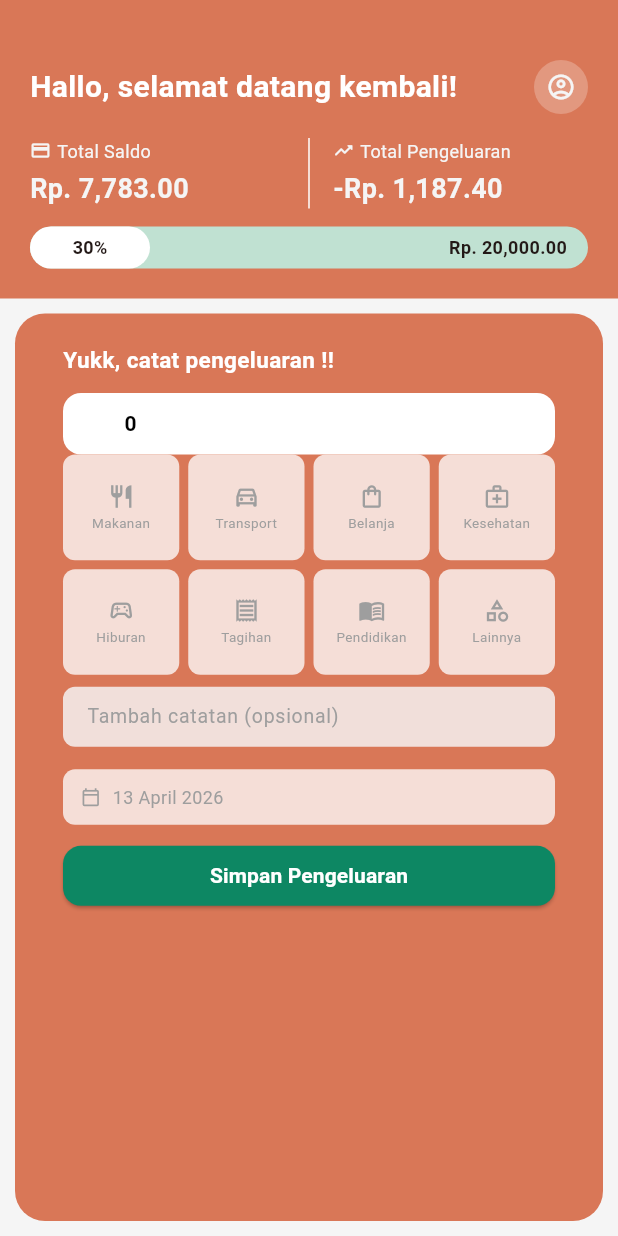
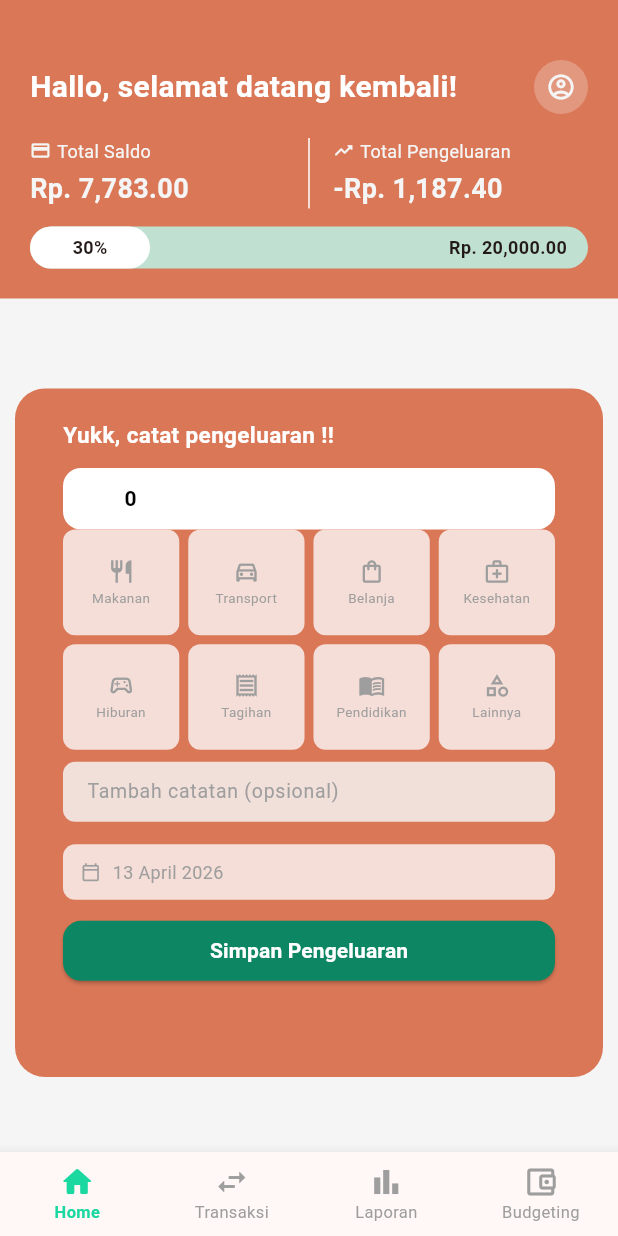
Before and after one commit to Endraagustino22/pencatatan-keuangan-app, a Flutter app: the screen it shows after launch, on a phone screen of 412 x 824 dp. Run offline on Flutter 3.47's test engine with Material 3 defaults, Android fonts, the light colour scheme and no system bars.

Commit message:
feat: add MainScreen dengan bottom navigation

```diff
--- a/lib/main.dart
+++ b/lib/main.dart
@@ -1,4 +1,5 @@
 import 'package:flutter/material.dart';
+import 'package:pencatatan_keuangan_app/screen/main_screen.dart';
 import 'screen/dashboard/dashboard_screen.dart';
 import 'package:intl/date_symbol_data_local.dart'; // 👈 tambah ini
 
@@ -20,7 +21,7 @@ class MyApp extends StatelessWidget {
         colorScheme: ColorScheme.fromSeed(seedColor: const Color(0xFFD97757)),
         scaffoldBackgroundColor: const Color(0xFFF5F5F5),
       ),
-      home: const DashboardScreen(),
+      home: const MainScreen( dashboardScreen: DashboardScreen()),
     );
   }
 }
--- a/lib/screen/dashboard/dashboard_screen.dart
+++ b/lib/screen/dashboard/dashboard_screen.dart
@@ -18,7 +18,6 @@ class _DashboardScreenState extends State<DashboardScreen> {
           const SaldoSummaryWidget(),
           SizedBox(height: 10),
           Expanded(child: const InputPengeluaranWidget()),
-          SizedBox(height: 10),
         ],
       ),
     );
--- a/lib/screen/dashboard/widget/input_pengeluaran.dart
+++ b/lib/screen/dashboard/widget/input_pengeluaran.dart
@@ -76,7 +76,7 @@ class _InputPengeluaranWidgetState extends State<InputPengeluaranWidget> {
           color: const Color(0xFFD97757),
           borderRadius: const BorderRadius.all(Radius.circular(20)),
         ),
-        margin: const EdgeInsets.symmetric(horizontal: 10),
+        margin: const EdgeInsets.symmetric(horizontal: 10, vertical: 50),
         child: SingleChildScrollView(
           padding: const EdgeInsets.all(20),
           child: Column(
--- /dev/null
+++ b/lib/screen/main_screen.dart
@@ -0,0 +1,93 @@
+import 'package:flutter/material.dart';
+
+class MainScreen extends StatefulWidget {
+  final Widget dashboardScreen;
+
+  const MainScreen({
+    super.key,
+    required this.dashboardScreen,
+  });
+
+  @override
+  State<MainScreen> createState() => _MainScreenState();
+}
+
+class _MainScreenState extends State<MainScreen> {
+  int _currentIndex = 0;
+
+  late final List<Widget> _screens;
+
+  @override
+  void initState() {
+    super.initState();
+    _screens = [
+      widget.dashboardScreen,
+      const TransaksiScreen(),
+      const LaporanScreen(),
+      const BudgetingScreen(),
+    ];
+  }
+
+  @override
+  Widget build(BuildContext context) {
+    return Scaffold(
+      body: _screens[_currentIndex],
+      bottomNavigationBar: BottomNavigationBar(
+        currentIndex: _currentIndex,
+        onTap: (index) => setState(() => _currentIndex = index),
+        type: BottomNavigationBarType.fixed,
+        selectedItemColor: const Color(0xFF1AD8A0),
+        unselectedItemColor: Colors.grey,
+        selectedLabelStyle: const TextStyle(
+          fontSize: 11,
+          fontWeight: FontWeight.w600,
+        ),
+        unselectedLabelStyle: const TextStyle(fontSize: 11),
+        items: const [
+          BottomNavigationBarItem(
+            icon: Icon(Icons.home_outlined),
+            activeIcon: Icon(Icons.home_rounded),
+            label: 'Home',
+          ),
+          BottomNavigationBarItem(
+            icon: Icon(Icons.swap_horiz_outlined),
+            activeIcon: Icon(Icons.swap_horiz_rounded),
+            label: 'Transaksi',
+          ),
+          BottomNavigationBarItem(
+            icon: Icon(Icons.bar_chart_outlined),
+            activeIcon: Icon(Icons.bar_chart_rounded),
+            label: 'Laporan',
+          ),
+          BottomNavigationBarItem(
+            icon: Icon(Icons.account_balance_wallet_outlined),
+            activeIcon: Icon(Icons.account_balance_wallet_rounded),
+            label: 'Budgeting',
+          ),
+        ],
+      ),
+    );
+  }
+}
+
+// placeholder screens
+class TransaksiScreen extends StatelessWidget {
+  const TransaksiScreen({super.key});
+  @override
+  Widget build(BuildContext context) =>
+      const Center(child: Text('Transaksi'));
+}
+
+class LaporanScreen extends StatelessWidget {
+  const LaporanScreen({super.key});
+  @override
+  Widget build(BuildContext context) =>
+      const Center(child: Text('Laporan'));
+}
+
+class BudgetingScreen extends StatelessWidget {
+  const BudgetingScreen({super.key});
+  @override
+  Widget build(BuildContext context) =>
+      const Center(child: Text('Budgeting'));
+}
```
